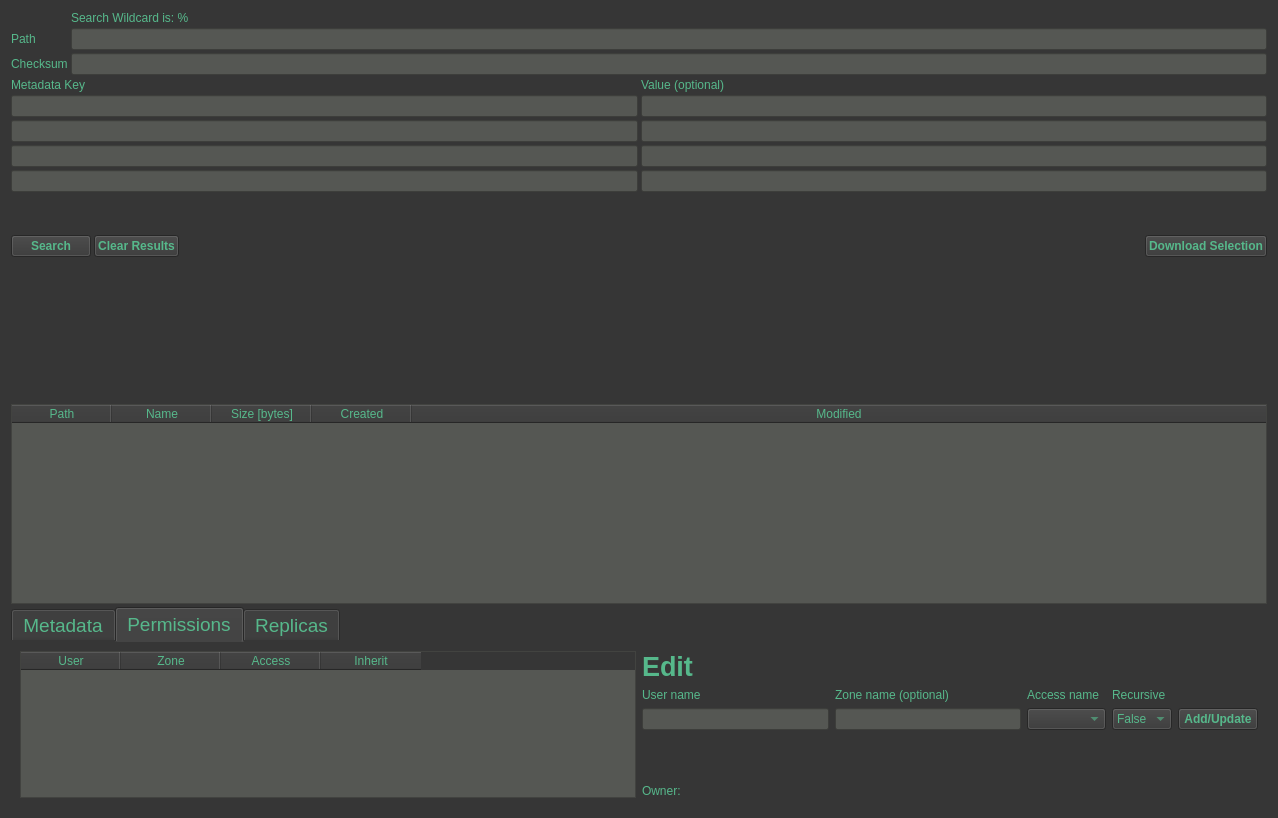
Old version of the form ibridgesgui/ui_files/tabSearch.ui in the repository iBridges-for-iRODS/iBridges-GUI.
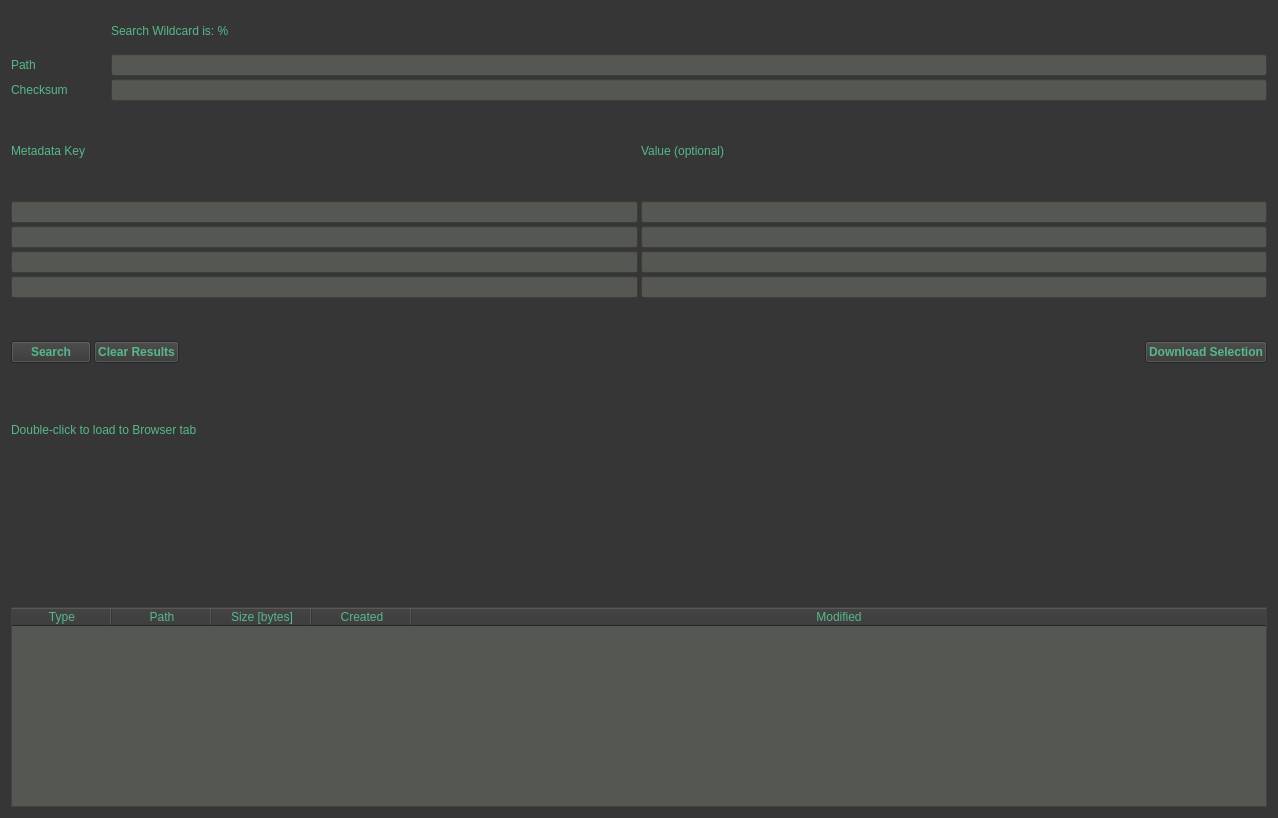
New version of the form. The open tabs and pages were chosen to show the change.

Commit message: Functionality of search tab

```diff
--- a/ibridgesgui/ui_files/tabSearch.ui
+++ b/ibridgesgui/ui_files/tabSearch.ui
@@ -72,6 +72,22 @@
     <layout class="QVBoxLayout" name="verticalLayout">
      <item>
       <layout class="QGridLayout" name="gridLayout_2">
+       <item row="0" column="0">
+        <spacer name="verticalSpacer_4">
+         <property name="orientation">
+          <enum>Qt::Vertical</enum>
+         </property>
+         <property name="sizeHint" stdset="0">
+          <size>
+           <width>20</width>
+           <height>40</height>
+          </size>
+         </property>
+        </spacer>
+       </item>
+       <item row="2" column="2">
+        <widget class="QLineEdit" name="checksum_field"/>
+       </item>
        <item row="1" column="0">
         <widget class="QLabel" name="label_3">
          <property name="text">
@@ -79,6 +95,9 @@
          </property>
         </widget>
        </item>
+       <item row="1" column="2">
+        <widget class="QLineEdit" name="path_field"/>
+       </item>
        <item row="2" column="0">
         <widget class="QLabel" name="label_5">
          <property name="text">
@@ -86,65 +105,182 @@
          </property>
         </widget>
        </item>
-       <item row="1" column="1">
-        <widget class="QLineEdit" name="path_field"/>
-       </item>
-       <item row="2" column="1">
-        <widget class="QLineEdit" name="checksum_field"/>
-       </item>
-       <item row="0" column="1">
+       <item row="0" column="2">
         <widget class="QLabel" name="label_6">
          <property name="text">
           <string>Search Wildcard is: %</string>
          </property>
         </widget>
        </item>
+       <item row="1" column="1">
+        <spacer name="horizontalSpacer_2">
+         <property name="orientation">
+          <enum>Qt::Horizontal</enum>
+         </property>
+         <property name="sizeType">
+          <enum>QSizePolicy::Fixed</enum>
+         </property>
+         <property name="sizeHint" stdset="0">
+          <size>
+           <width>40</width>
+           <height>20</height>
+          </size>
+         </property>
+        </spacer>
+       </item>
       </layout>
      </item>
      <item>
       <layout class="QGridLayout" name="gridLayout">
-       <item row="1" column="1">
-        <widget class="QLineEdit" name="val1"/>
-       </item>
-       <item row="3" column="1">
+       <item row="5" column="1">
         <widget class="QLineEdit" name="val3"/>
        </item>
-       <item row="2" column="1">
-        <widget class="QLineEdit" name="val2"/>
-       </item>
-       <item row="4" column="1">
-        <widget class="QLineEdit" name="val4"/>
-       </item>
-       <item row="4" column="0">
+       <item row="6" column="0">
         <widget class="QLineEdit" name="key4"/>
        </item>
-       <item row="0" column="1">
-        <widget class="QLabel" name="label">
-         <property name="text">
-          <string>Value (optional)</string>
-         </property>
-        </widget>
-       </item>
-       <item row="3" column="0">
-        <widget class="QLineEdit" name="key3"/>
-       </item>
        <item row="2" column="0">
+        <spacer name="verticalSpacer_5">
+         <property name="orientation">
+          <enum>Qt::Vertical</enum>
+         </property>
+         <property name="sizeType">
+          <enum>QSizePolicy::Fixed</enum>
+         </property>
+         <property name="sizeHint" stdset="0">
+          <size>
+           <width>20</width>
+           <height>40</height>
+          </size>
+         </property>
+        </spacer>
+       </item>
+       <item row="3" column="1">
+        <widget class="QLineEdit" name="val1"/>
+       </item>
+       <item row="4" column="0">
         <widget class="QLineEdit" name="key2"/>
        </item>
-       <item row="1" column="0">
+       <item row="0" column="0">
+        <spacer name="verticalSpacer">
+         <property name="orientation">
+          <enum>Qt::Vertical</enum>
+         </property>
+         <property name="sizeType">
+          <enum>QSizePolicy::Fixed</enum>
+         </property>
+         <property name="sizeHint" stdset="0">
+          <size>
+           <width>20</width>
+           <height>40</height>
+          </size>
+         </property>
+        </spacer>
+       </item>
+       <item row="6" column="1">
+        <widget class="QLineEdit" name="val4"/>
+       </item>
+       <item row="3" column="0">
         <widget class="QLineEdit" name="key1"/>
        </item>
-       <item row="0" column="0">
+       <item row="1" column="1">
+        <widget class="QLabel" name="label">
+         <property name="text">
+          <string>Value (optional)</string>
+         </property>
+        </widget>
+       </item>
+       <item row="1" column="0">
         <widget class="QLabel" name="label1">
          <property name="text">
           <string>Metadata Key</string>
          </property>
         </widget>
        </item>
+       <item row="5" column="0">
+        <widget class="QLineEdit" name="key3"/>
+       </item>
+       <item row="4" column="1">
+        <widget class="QLineEdit" name="val2"/>
+       </item>
+       <item row="7" column="0">
+        <spacer name="verticalSpacer_6">
+         <property name="orientation">
+          <enum>Qt::Vertical</enum>
+         </property>
+         <property name="sizeType">
+          <enum>QSizePolicy::Fixed</enum>
+         </property>
+         <property name="sizeHint" stdset="0">
+          <size>
+           <width>20</width>
+           <height>40</height>
+          </size>
+         </property>
+        </spacer>
+       </item>
       </layout>
      </item>
      <item>
-      <spacer name="verticalSpacer_4">
+      <layout class="QHBoxLayout" name="horizontalLayout_5">
+       <item>
+        <widget class="QPushButton" name="searchButton">
+         <property name="font">
+          <font>
+           <bold>true</bold>
+          </font>
+         </property>
+         <property name="text">
+          <string>Search</string>
+         </property>
+        </widget>
+       </item>
+       <item>
+        <widget class="QPushButton" name="clearButton">
+         <property name="font">
+          <font>
+           <bold>true</bold>
+          </font>
+         </property>
+         <property name="styleSheet">
+          <string notr="true"/>
+         </property>
+         <property name="text">
+          <string>Clear Results</string>
+         </property>
+        </widget>
+       </item>
+       <item>
+        <spacer name="horizontalSpacer">
+         <property name="orientation">
+          <enum>Qt::Horizontal</enum>
+         </property>
+         <property name="sizeHint" stdset="0">
+          <size>
+           <width>40</width>
+           <height>20</height>
+          </size>
+         </property>
+        </spacer>
+       </item>
+       <item>
+        <widget class="QPushButton" name="downloadButton">
+         <property name="font">
+          <font>
+           <bold>true</bold>
+          </font>
+         </property>
+         <property name="styleSheet">
+          <string notr="true"/>
+         </property>
+         <property name="text">
+          <string>Download Selection</string>
+         </property>
+        </widget>
+       </item>
+      </layout>
+     </item>
+     <item>
+      <spacer name="verticalSpacer_2">
        <property name="orientation">
         <enum>Qt::Vertical</enum>
        </property>
@@ -159,65 +295,6 @@
        </property>
       </spacer>
      </item>
-     <item>
-      <layout class="QHBoxLayout" name="horizontalLayout_5">
-       <item>
-        <widget class="QPushButton" name="searchButton">
-         <property name="font">
-          <font>
-           <bold>true</bold>
-          </font>
-         </property>
-         <property name="text">
-          <string>Search</string>
-         </property>
-        </widget>
-       </item>
-       <item>
-        <widget class="QPushButton" name="clearButton">
-         <property name="font">
-          <font>
-           <bold>true</bold>
-          </font>
-         </property>
-         <property name="styleSheet">
-          <string notr="true"/>
-         </property>
-         <property name="text">
-          <string>Clear Results</string>
-         </property>
-        </widget>
-       </item>
-       <item>
-        <spacer name="horizontalSpacer">
-         <property name="orientation">
-          <enum>Qt::Horizontal</enum>
-         </property>
-         <property name="sizeHint" stdset="0">
-          <size>
-           <width>40</width>
-           <height>20</height>
-          </size>
-         </property>
-        </spacer>
-       </item>
-       <item>
-        <widget class="QPushButton" name="downloadButton">
-         <property name="font">
-          <font>
-           <bold>true</bold>
-          </font>
-         </property>
-         <property name="styleSheet">
-          <string notr="true"/>
-         </property>
-         <property name="text">
-          <string>Download Selection</string>
-         </property>
-        </widget>
-       </item>
-      </layout>
-     </item>
      <item>
       <widget class="QLabel" name="errorLabel">
        <property name="text">
@@ -227,6 +304,13 @@
      </item>
     </layout>
    </item>
+   <item>
+    <widget class="QLabel" name="info_label">
+     <property name="text">
+      <string>Double-click to load to Browser tab</string>
+     </property>
+    </widget>
+   </item>
    <item>
     <spacer name="verticalSpacer_3">
      <property name="orientation">
@@ -251,7 +335,7 @@
      <property name="maximumSize">
       <size>
        <width>16777215</width>
-       <height>300</height>
+       <height>500</height>
       </size>
      </property>
      <property name="styleSheet">
@@ -280,7 +364,7 @@
      </attribute>
      <column>
       <property name="text">
-       <string notr="true">Path</string>
+       <string notr="true">Type</string>
       </property>
       <property name="toolTip">
        <string notr="true"/>
@@ -291,7 +375,7 @@
      </column>
      <column>
       <property name="text">
-       <string>Name</string>
+       <string>Path</string>
       </property>
      </column>
      <column>
@@ -311,414 +395,6 @@
      </column>
     </widget>
    </item>
-   <item>
-    <widget class="QTabWidget" name="viewTabs">
-     <property name="minimumSize">
-      <size>
-       <width>0</width>
-       <height>200</height>
-      </size>
-     </property>
-     <property name="maximumSize">
-      <size>
-       <width>16777215</width>
-       <height>200</height>
-      </size>
-     </property>
-     <property name="styleSheet">
-      <string notr="true"/>
-     </property>
-     <property name="currentIndex">
-      <number>2</number>
-     </property>
-     <widget class="QWidget" name="metadata">
-      <attribute name="title">
-       <string>Metadata</string>
-      </attribute>
-      <layout class="QHBoxLayout" name="horizontalLayout_2">
-       <item>
-        <widget class="QTableWidget" name="metadataTable">
-         <property name="styleSheet">
-          <string notr="true"/>
-         </property>
-         <property name="sizeAdjustPolicy">
-          <enum>QAbstractScrollArea::AdjustToContents</enum>
-         </property>
-         <property name="editTriggers">
-          <set>QAbstractItemView::NoEditTriggers</set>
-         </property>
-         <property name="selectionMode">
-          <enum>QAbstractItemView::SingleSelection</enum>
-         </property>
-         <property name="selectionBehavior">
-          <enum>QAbstractItemView::SelectRows</enum>
-         </property>
-         <property name="sortingEnabled">
-          <bool>true</bool>
-         </property>
-         <column>
-          <property name="text">
-           <string>Key</string>
-          </property>
-         </column>
-         <column>
-          <property name="text">
-           <string>Value</string>
-          </property>
-         </column>
-         <column>
-          <property name="text">
-           <string>Units</string>
-          </property>
-         </column>
-        </widget>
-       </item>
-       <item>
-        <layout class="QGridLayout" name="gridLayout_3">
-         <item row="7" column="2">
-          <widget class="QPushButton" name="metaDeleteButton">
-           <property name="font">
-            <font>
-             <bold>true</bold>
-            </font>
-           </property>
-           <property name="text">
-            <string>Delete</string>
-           </property>
-          </widget>
-         </item>
-         <item row="6" column="0">
-          <widget class="QLineEdit" name="metaKeyField"/>
-         </item>
-         <item row="4" column="0">
-          <widget class="QLabel" name="label_7">
-           <property name="text">
-            <string>Key</string>
-           </property>
-          </widget>
-         </item>
-         <item row="4" column="2">
-          <widget class="QLabel" name="label_8">
-           <property name="text">
-            <string>Units</string>
-           </property>
-          </widget>
-         </item>
-         <item row="6" column="1">
-          <widget class="QLineEdit" name="metaValueField"/>
-         </item>
-         <item row="7" column="1">
-          <widget class="QPushButton" name="metaUpdateButton">
-           <property name="font">
-            <font>
-             <bold>true</bold>
-            </font>
-           </property>
-           <property name="text">
-            <string>Set</string>
-           </property>
-          </widget>
-         </item>
-         <item row="9" column="0">
-          <spacer name="verticalSpacer">
-           <property name="orientation">
-            <enum>Qt::Vertical</enum>
-           </property>
-           <property name="sizeHint" stdset="0">
-            <size>
-             <width>20</width>
-             <height>40</height>
-            </size>
-           </property>
-          </spacer>
-         </item>
-         <item row="0" column="0">
-          <widget class="QLabel" name="label_9">
-           <property name="font">
-            <font>
-             <pointsize>20</pointsize>
-             <bold>true</bold>
-            </font>
-           </property>
-           <property name="text">
-            <string>Edit</string>
-           </property>
-          </widget>
-         </item>
-         <item row="4" column="1">
-          <widget class="QLabel" name="label_10">
-           <property name="text">
-            <string>Value</string>
-           </property>
-          </widget>
-         </item>
-         <item row="6" column="2">
-          <widget class="QLineEdit" name="metaUnitsField"/>
-         </item>
-         <item row="7" column="0">
-          <widget class="QPushButton" name="metaAddButton">
-           <property name="font">
-            <font>
-             <bold>true</bold>
-            </font>
-           </property>
-           <property name="text">
-            <string>Add</string>
-           </property>
-          </widget>
-         </item>
-        </layout>
-       </item>
-      </layout>
-     </widget>
-     <widget class="QWidget" name="accession">
-      <attribute name="title">
-       <string>Permissions</string>
-      </attribute>
-      <layout class="QHBoxLayout" name="horizontalLayout_3">
-       <item>
-        <widget class="QTableWidget" name="aclTable">
-         <property name="styleSheet">
-          <string notr="true"/>
-         </property>
-         <property name="sizeAdjustPolicy">
-          <enum>QAbstractScrollArea::AdjustToContents</enum>
-         </property>
-         <property name="editTriggers">
-          <set>QAbstractItemView::NoEditTriggers</set>
-         </property>
-         <property name="selectionMode">
-          <enum>QAbstractItemView::SingleSelection</enum>
-         </property>
-         <property name="selectionBehavior">
-          <enum>QAbstractItemView::SelectRows</enum>
-         </property>
-         <property name="sortingEnabled">
-          <bool>true</bool>
-         </property>
-         <column>
-          <property name="text">
-           <string>User</string>
-          </property>
-         </column>
-         <column>
-          <property name="text">
-           <string>Zone</string>
-          </property>
-         </column>
-         <column>
-          <property name="text">
-           <string>Access</string>
-          </property>
-         </column>
-         <column>
-          <property name="text">
-           <string>Inherit</string>
-          </property>
-         </column>
-        </widget>
-       </item>
-       <item>
-        <layout class="QGridLayout" name="gridLayout_4">
-         <item row="0" column="0">
-          <widget class="QLabel" name="label_11">
-           <property name="font">
-            <font>
-             <pointsize>20</pointsize>
-             <bold>true</bold>
-            </font>
-           </property>
-           <property name="text">
-            <string>Edit</string>
-           </property>
-          </widget>
-         </item>
-         <item row="4" column="0">
-          <widget class="QLabel" name="label_13">
-           <property name="text">
-            <string>User name</string>
-           </property>
-          </widget>
-         </item>
-         <item row="4" column="1">
-          <widget class="QLabel" name="label_12">
-           <property name="text">
-            <string>Zone name (optional)</string>
-           </property>
-          </widget>
-         </item>
-         <item row="4" column="2">
-          <widget class="QLabel" name="label_14">
-           <property name="text">
-            <string>Access name</string>
-           </property>
-          </widget>
-         </item>
-         <item row="4" column="3">
-          <widget class="QLabel" name="label_15">
-           <property name="text">
-            <string>Recursive</string>
-           </property>
-          </widget>
-         </item>
-         <item row="6" column="0">
-          <widget class="QLineEdit" name="aclUserField"/>
-         </item>
-         <item row="6" column="1">
-          <widget class="QLineEdit" name="aclZoneField"/>
-         </item>
-         <item row="6" column="2">
-          <widget class="QComboBox" name="aclBox">
-           <item>
-            <property name="text">
-             <string/>
-            </property>
-           </item>
-           <item>
-            <property name="text">
-             <string>null</string>
-            </property>
-           </item>
-           <item>
-            <property name="text">
-             <string>read</string>
-            </property>
-           </item>
-           <item>
-            <property name="text">
-             <string>write</string>
-            </property>
-           </item>
-           <item>
-            <property name="text">
-             <string>own</string>
-            </property>
-           </item>
-           <item>
-            <property name="text">
-             <string>inherit</string>
-            </property>
-           </item>
-           <item>
-            <property name="text">
-             <string>noinherit</string>
-            </property>
-           </item>
-          </widget>
-         </item>
-         <item row="6" column="3">
-          <widget class="QComboBox" name="recurseBox">
-           <item>
-            <property name="text">
-             <string>False</string>
-            </property>
-           </item>
-           <item>
-            <property name="text">
-             <string>True</string>
-            </property>
-           </item>
-          </widget>
-         </item>
-         <item row="6" column="4">
-          <widget class="QPushButton" name="aclAddButton">
-           <property name="font">
-            <font>
-             <bold>true</bold>
-            </font>
-           </property>
-           <property name="text">
-            <string>Add/Update</string>
-           </property>
-          </widget>
-         </item>
-         <item row="8" column="0">
-          <spacer name="verticalSpacer_2">
-           <property name="orientation">
-            <enum>Qt::Vertical</enum>
-           </property>
-           <property name="sizeHint" stdset="0">
-            <size>
-             <width>20</width>
-             <height>40</height>
-            </size>
-           </property>
-          </spacer>
-         </item>
-         <item row="9" column="0">
-          <widget class="QLabel" name="owner">
-           <property name="text">
-            <string>Owner: </string>
-           </property>
-          </widget>
-         </item>
-         <item row="9" column="1">
-          <widget class="QLabel" name="owner_label">
-           <property name="text">
-            <string/>
-           </property>
-          </widget>
-         </item>
-        </layout>
-       </item>
-      </layout>
-     </widget>
-     <widget class="QWidget" name="replicas">
-      <attribute name="title">
-       <string>Replicas</string>
-      </attribute>
-      <layout class="QHBoxLayout" name="horizontalLayout_4">
-       <item>
-        <widget class="QTableWidget" name="replicaTable">
-         <property name="styleSheet">
-          <string notr="true"/>
-         </property>
-         <property name="sizeAdjustPolicy">
-          <enum>QAbstractScrollArea::AdjustToContents</enum>
-         </property>
-         <property name="editTriggers">
-          <set>QAbstractItemView::NoEditTriggers</set>
-         </property>
-         <property name="selectionMode">
-          <enum>QAbstractItemView::SingleSelection</enum>
-         </property>
-         <property name="selectionBehavior">
-          <enum>QAbstractItemView::SelectRows</enum>
-         </property>
-         <property name="sortingEnabled">
-          <bool>true</bool>
-         </property>
-         <column>
-          <property name="text">
-           <string>Replica</string>
-          </property>
-         </column>
-         <column>
-          <property name="text">
-           <string>Hierarchy</string>
-          </property>
-         </column>
-         <column>
-          <property name="text">
-           <string>Checksum</string>
-          </property>
-         </column>
-         <column>
-          <property name="text">
-           <string>Size [bytes]</string>
-          </property>
-         </column>
-         <column>
-          <property name="text">
-           <string>Status</string>
-          </property>
-         </column>
-        </widget>
-       </item>
-      </layout>
-     </widget>
-    </widget>
-   </item>
   </layout>
  </widget>
  <resources/>
```
Left out of the diff: 4 changed lines with no effect on the pictures. The commit also changes 3 other files.
